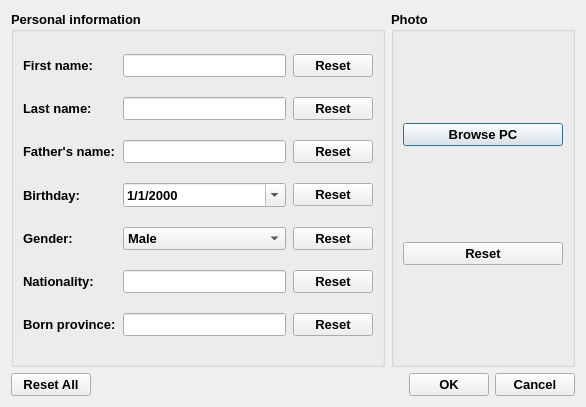
Qt form gui/infoeditor.ui (amirmohsen1384/DataBox) before a commit.
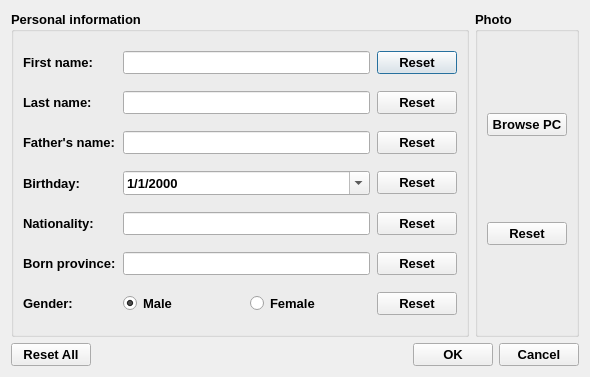
The same form after that commit.

The edit to the form file:
```diff
--- a/gui/infoeditor.ui
+++ b/gui/infoeditor.ui
@@ -6,8 +6,8 @@
    <rect>
     <x>0</x>
     <y>0</y>
-    <width>586</width>
-    <height>407</height>
+    <width>590</width>
+    <height>377</height>
    </rect>
   </property>
   <property name="font">
@@ -20,33 +20,7 @@
    <string/>
   </property>
   <layout class="QGridLayout" name="gridLayout_2">
-   <item row="2" column="2" rowspan="5">
-    <widget class="QGroupBox" name="photoContainer">
-     <property name="title">
-      <string>Photo</string>
-     </property>
-     <layout class="QVBoxLayout" name="photoLayout">
-      <property name="topMargin">
-       <number>1</number>
-      </property>
-      <item>
-       <widget class="QPushButton" name="buttonBrowsePC">
-        <property name="text">
-         <string>Browse PC</string>
-        </property>
-       </widget>
-      </item>
-      <item>
-       <widget class="QPushButton" name="resetPhotoButton">
-        <property name="text">
-         <string>Reset</string>
-        </property>
-       </widget>
-      </item>
-     </layout>
-    </widget>
-   </item>
-   <item row="2" column="0" rowspan="5" colspan="2">
+   <item row="0" column="0">
     <widget class="QGroupBox" name="infoLayout">
      <property name="sizePolicy">
       <sizepolicy hsizetype="MinimumExpanding" vsizetype="MinimumExpanding">
@@ -57,15 +31,54 @@
      <property name="title">
       <string>Personal information</string>
      </property>
-     <layout class="QGridLayout" name="gridLayout" rowstretch="0,0,0,0,0,0,0">
+     <layout class="QGridLayout" name="gridLayout" rowstretch="0,0,0,0,0,0,0,0">
       <property name="sizeConstraint">
        <enum>QLayout::SetNoConstraint</enum>
       </property>
       <property name="spacing">
        <number>7</number>
       </property>
+      <item row="0" column="0">
+       <widget class="QLabel" name="labelFirstName">
+        <property name="sizePolicy">
+         <sizepolicy hsizetype="MinimumExpanding" vsizetype="Preferred">
+          <horstretch>0</horstretch>
+          <verstretch>0</verstretch>
+         </sizepolicy>
+        </property>
+        <property name="text">
+         <string>First name:</string>
+        </property>
+        <property name="buddy">
+         <cstring>containerFirstName</cstring>
+        </property>
+       </widget>
+      </item>
+      <item row="2" column="1">
+       <widget class="QLineEdit" name="containerFatherName">
+        <property name="sizePolicy">
+         <sizepolicy hsizetype="MinimumExpanding" vsizetype="Fixed">
+          <horstretch>50</horstretch>
+          <verstretch>0</verstretch>
+         </sizepolicy>
+        </property>
+       </widget>
+      </item>
+      <item row="0" column="2">
+       <widget class="QPushButton" name="buttonResetFirstName">
+        <property name="sizePolicy">
+         <sizepolicy hsizetype="MinimumExpanding" vsizetype="Fixed">
+          <horstretch>0</horstretch>
+          <verstretch>0</verstretch>
+         </sizepolicy>
+        </property>
+        <property name="text">
+         <string>Reset</string>
+        </property>
+       </widget>
+      </item>
       <item row="4" column="0">
-       <widget class="QLabel" name="labelGender">
+       <widget class="QLabel" name="labelNationality">
         <property name="sizePolicy">
          <sizepolicy hsizetype="MinimumExpanding" vsizetype="Preferred">
           <horstretch>0</horstretch>
@@ -73,15 +86,28 @@
          </sizepolicy>
         </property>
         <property name="text">
-         <string>Gender:</string>
+         <string>Nationality:</string>
         </property>
         <property name="buddy">
          <cstring>containerGender</cstring>
         </property>
        </widget>
       </item>
-      <item row="5" column="2">
-       <widget class="QPushButton" name="resetNationalityButton">
+      <item row="2" column="2">
+       <widget class="QPushButton" name="buttonResetFatherName">
+        <property name="sizePolicy">
+         <sizepolicy hsizetype="MinimumExpanding" vsizetype="Fixed">
+          <horstretch>0</horstretch>
+          <verstretch>0</verstretch>
+         </sizepolicy>
+        </property>
+        <property name="text">
+         <string>Reset</string>
+        </property>
+       </widget>
+      </item>
+      <item row="7" column="2">
+       <widget class="QPushButton" name="buttonResetGender">
         <property name="sizePolicy">
          <sizepolicy hsizetype="MinimumExpanding" vsizetype="Fixed">
           <horstretch>0</horstretch>
@@ -103,61 +129,6 @@
         </property>
        </widget>
       </item>
-      <item row="2" column="1">
-       <widget class="QLineEdit" name="containerFatherName">
-        <property name="sizePolicy">
-         <sizepolicy hsizetype="MinimumExpanding" vsizetype="Fixed">
-          <horstretch>50</horstretch>
-          <verstretch>0</verstretch>
-         </sizepolicy>
-        </property>
-       </widget>
-      </item>
-      <item row="6" column="0">
-       <widget class="QLabel" name="labelBornProvince">
-        <property name="sizePolicy">
-         <sizepolicy hsizetype="MinimumExpanding" vsizetype="Preferred">
-          <horstretch>0</horstretch>
-          <verstretch>0</verstretch>
-         </sizepolicy>
-        </property>
-        <property name="text">
-         <string>Born province:</string>
-        </property>
-        <property name="buddy">
-         <cstring>containerBornProvince</cstring>
-        </property>
-       </widget>
-      </item>
-      <item row="6" column="2">
-       <widget class="QPushButton" name="resetBornProvinceButton">
-        <property name="sizePolicy">
-         <sizepolicy hsizetype="MinimumExpanding" vsizetype="Fixed">
-          <horstretch>0</horstretch>
-          <verstretch>0</verstretch>
-         </sizepolicy>
-        </property>
-        <property name="text">
-         <string>Reset</string>
-        </property>
-       </widget>
-      </item>
-      <item row="1" column="0">
-       <widget class="QLabel" name="labelLastName">
-        <property name="sizePolicy">
-         <sizepolicy hsizetype="MinimumExpanding" vsizetype="Preferred">
-          <horstretch>0</horstretch>
-          <verstretch>0</verstretch>
-         </sizepolicy>
-        </property>
-        <property name="text">
-         <string>Last name:</string>
-        </property>
-        <property name="buddy">
-         <cstring>containerLastName</cstring>
-        </property>
-       </widget>
-      </item>
       <item row="3" column="1">
        <widget class="QDateEdit" name="containerBirthday">
         <property name="sizePolicy">
@@ -190,6 +161,45 @@
         </property>
        </widget>
       </item>
+      <item row="1" column="2">
+       <widget class="QPushButton" name="buttonResetLastName">
+        <property name="sizePolicy">
+         <sizepolicy hsizetype="MinimumExpanding" vsizetype="Fixed">
+          <horstretch>0</horstretch>
+          <verstretch>0</verstretch>
+         </sizepolicy>
+        </property>
+        <property name="text">
+         <string>Reset</string>
+        </property>
+       </widget>
+      </item>
+      <item row="1" column="0">
+       <widget class="QLabel" name="labelLastName">
+        <property name="sizePolicy">
+         <sizepolicy hsizetype="MinimumExpanding" vsizetype="Preferred">
+          <horstretch>0</horstretch>
+          <verstretch>0</verstretch>
+         </sizepolicy>
+        </property>
+        <property name="text">
+         <string>Last name:</string>
+        </property>
+        <property name="buddy">
+         <cstring>containerLastName</cstring>
+        </property>
+       </widget>
+      </item>
+      <item row="1" column="1">
+       <widget class="QLineEdit" name="containerLastName">
+        <property name="sizePolicy">
+         <sizepolicy hsizetype="MinimumExpanding" vsizetype="Fixed">
+          <horstretch>50</horstretch>
+          <verstretch>0</verstretch>
+         </sizepolicy>
+        </property>
+       </widget>
+      </item>
       <item row="4" column="2">
        <widget class="QPushButton" name="resetGenderButton">
         <property name="sizePolicy">
@@ -203,39 +213,6 @@
         </property>
        </widget>
       </item>
-      <item row="5" column="1">
-       <widget class="QLineEdit" name="containerNationality">
-        <property name="sizePolicy">
-         <sizepolicy hsizetype="MinimumExpanding" vsizetype="Fixed">
-          <horstretch>50</horstretch>
-          <verstretch>0</verstretch>
-         </sizepolicy>
-        </property>
-       </widget>
-      </item>
-      <item row="3" column="2">
-       <widget class="QPushButton" name="resetBirthdayButton">
-        <property name="sizePolicy">
-         <sizepolicy hsizetype="MinimumExpanding" vsizetype="Fixed">
-          <horstretch>0</horstretch>
-          <verstretch>0</verstretch>
-         </sizepolicy>
-        </property>
-        <property name="text">
-         <string>Reset</string>
-        </property>
-       </widget>
-      </item>
-      <item row="6" column="1">
-       <widget class="QLineEdit" name="containerBornProvince">
-        <property name="sizePolicy">
-         <sizepolicy hsizetype="MinimumExpanding" vsizetype="Fixed">
-          <horstretch>50</horstretch>
-          <verstretch>0</verstretch>
-         </sizepolicy>
-        </property>
-       </widget>
-      </item>
       <item row="2" column="0">
        <widget class="QLabel" name="labelFatherName">
         <property name="sizePolicy">
@@ -252,21 +229,8 @@
         </property>
        </widget>
       </item>
-      <item row="1" column="2">
-       <widget class="QPushButton" name="resetLastNameButton">
-        <property name="sizePolicy">
-         <sizepolicy hsizetype="MinimumExpanding" vsizetype="Fixed">
-          <horstretch>0</horstretch>
-          <verstretch>0</verstretch>
-         </sizepolicy>
-        </property>
-        <property name="text">
-         <string>Reset</string>
-        </property>
-       </widget>
-      </item>
-      <item row="5" column="0">
-       <widget class="QLabel" name="labelNationality">
+      <item row="7" column="0">
+       <widget class="QLabel" name="labelGender">
         <property name="sizePolicy">
          <sizepolicy hsizetype="MinimumExpanding" vsizetype="Preferred">
           <horstretch>0</horstretch>
@@ -274,57 +238,8 @@
          </sizepolicy>
         </property>
         <property name="text">
-         <string>Nationality:</string>
+         <string>Gender:</string>
         </property>
-        <property name="buddy">
-         <cstring>containerNationality</cstring>
-        </property>
-       </widget>
-      </item>
-      <item row="2" column="2">
-       <widget class="QPushButton" name="resetFatherNameButton">
-        <property name="sizePolicy">
-         <sizepolicy hsizetype="MinimumExpanding" vsizetype="Fixed">
-          <horstretch>0</horstretch>
-          <verstretch>0</verstretch>
-         </sizepolicy>
-        </property>
-        <property name="text">
-         <string>Reset</string>
-        </property>
-       </widget>
-      </item>
-      <item row="0" column="2">
-       <widget class="QPushButton" name="resetFirstNameButton">
-        <property name="sizePolicy">
-         <sizepolicy hsizetype="MinimumExpanding" vsizetype="Fixed">
-          <horstretch>0</horstretch>
-          <verstretch>0</verstretch>
-         </sizepolicy>
-        </property>
-        <property name="text">
-         <string>Reset</string>
-        </property>
-       </widget>
-      </item>
-      <item row="4" column="1">
-       <widget class="QComboBox" name="containerGender">
-        <property name="sizePolicy">
-         <sizepolicy hsizetype="MinimumExpanding" vsizetype="Fixed">
-          <horstretch>50</horstretch>
-          <verstretch>0</verstretch>
-         </sizepolicy>
-        </property>
-        <item>
-         <property name="text">
-          <string>Male</string>
-         </property>
-        </item>
-        <item>
-         <property name="text">
-          <string>Female</string>
-         </property>
-        </item>
        </widget>
       </item>
       <item row="3" column="0">
@@ -343,18 +258,34 @@
         </property>
        </widget>
       </item>
-      <item row="1" column="1">
-       <widget class="QLineEdit" name="containerLastName">
+      <item row="3" column="2">
+       <widget class="QPushButton" name="buttonResetBirthday">
         <property name="sizePolicy">
          <sizepolicy hsizetype="MinimumExpanding" vsizetype="Fixed">
-          <horstretch>50</horstretch>
+          <horstretch>0</horstretch>
           <verstretch>0</verstretch>
          </sizepolicy>
         </property>
+        <property name="text">
+         <string>Reset</string>
+        </property>
        </widget>
       </item>
-      <item row="0" column="0">
-       <widget class="QLabel" name="labelFirstName">
+      <item row="5" column="2">
+       <widget class="QPushButton" name="buttonResetBornProvince">
+        <property name="sizePolicy">
+         <sizepolicy hsizetype="MinimumExpanding" vsizetype="Fixed">
+          <horstretch>0</horstretch>
+          <verstretch>0</verstretch>
+         </sizepolicy>
+        </property>
+        <property name="text">
+         <string>Reset</string>
+        </property>
+       </widget>
+      </item>
+      <item row="5" column="0">
+       <widget class="QLabel" name="labelBornProvince">
         <property name="sizePolicy">
          <sizepolicy hsizetype="MinimumExpanding" vsizetype="Preferred">
           <horstretch>0</horstretch>
@@ -362,17 +293,84 @@
          </sizepolicy>
         </property>
         <property name="text">
-         <string>First name:</string>
+         <string>Born province:</string>
         </property>
         <property name="buddy">
          <cstring>containerFirstName</cstring>
         </property>
        </widget>
       </item>
+      <item row="4" column="1">
+       <widget class="QLineEdit" name="containerNationality">
+        <property name="sizePolicy">
+         <sizepolicy hsizetype="MinimumExpanding" vsizetype="Fixed">
+          <horstretch>50</horstretch>
+          <verstretch>0</verstretch>
+         </sizepolicy>
+        </property>
+       </widget>
+      </item>
+      <item row="5" column="1">
+       <widget class="QLineEdit" name="containerBornProvince">
+        <property name="sizePolicy">
+         <sizepolicy hsizetype="MinimumExpanding" vsizetype="Fixed">
+          <horstretch>50</horstretch>
+          <verstretch>0</verstretch>
+         </sizepolicy>
+        </property>
+       </widget>
+      </item>
+      <item row="7" column="1">
+       <layout class="QHBoxLayout" name="layoutGenderChoices">
+        <item>
+         <widget class="QRadioButton" name="radioButtonMale">
+          <property name="text">
+           <string>Male</string>
+          </property>
+          <property name="checked">
+           <bool>true</bool>
+          </property>
+         </widget>
+        </item>
+        <item>
+         <widget class="QRadioButton" name="radioButtonFemale">
+          <property name="text">
+           <string>Female</string>
+          </property>
+         </widget>
+        </item>
+       </layout>
+      </item>
      </layout>
     </widget>
    </item>
-   <item row="7" column="0" colspan="3">
+   <item row="0" column="1">
+    <widget class="QGroupBox" name="photoContainer">
+     <property name="title">
+      <string>Photo</string>
+     </property>
+     <layout class="QVBoxLayout" name="photoLayout">
+      <property name="topMargin">
+       <number>1</number>
+      </property>
+      <item>
+       <widget class="QPushButton" name="buttonBrowsePC">
+        <property name="text">
+         <string>Browse PC</string>
+        </property>
+       </widget>
+      </item>
+      <item>
+       <widget class="QPushButton" name="buttonResetPhoto">
+        <property name="text">
+         <string>Reset</string>
+        </property>
+       </widget>
+      </item>
+     </layout>
+    </widget>
+   </item>
+   <item row="1" column="0" colspan="2">
     <layout class="QHBoxLayout" name="buttonContainer">
      <property name="topMargin">
       <number>0</number>
```
Left out of the diff: 55 changed lines with no effect on the pictures.
